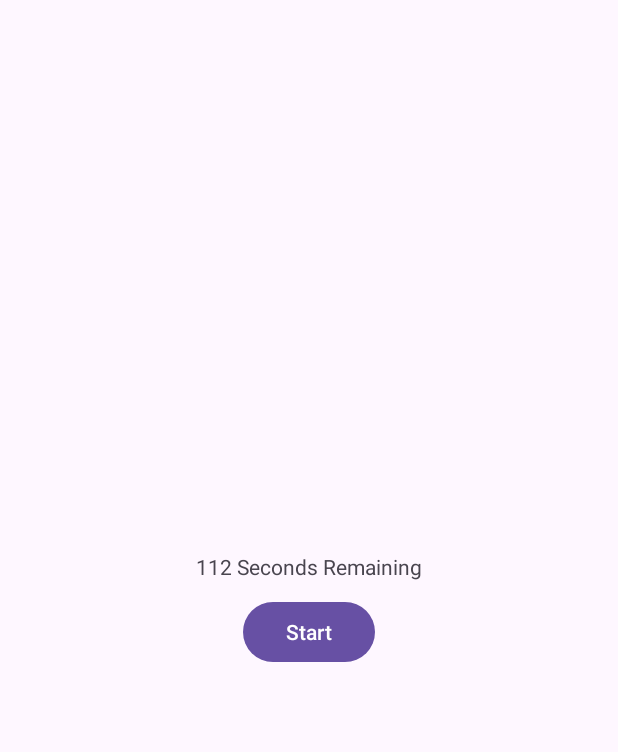
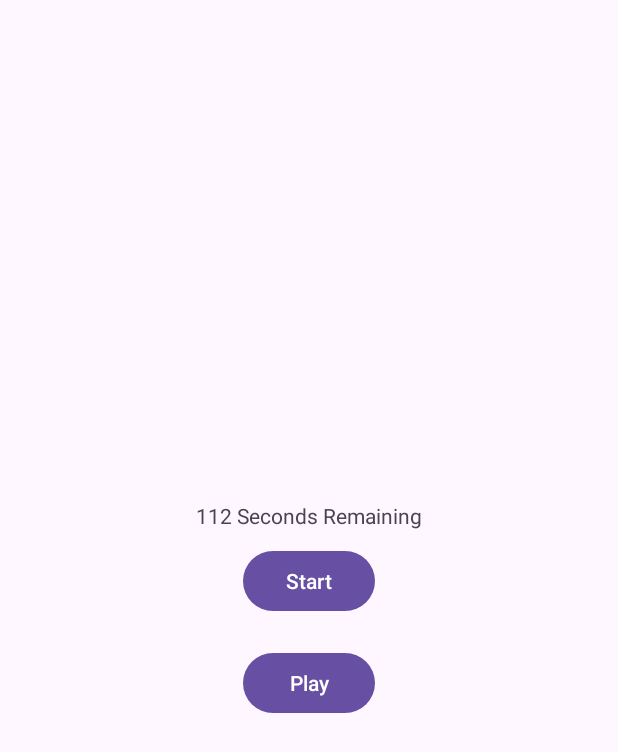
Before and after one commit to ErManishPatiyal/RecordingSample, an Android app built with Jetpack Compose: the screen it shows after launch (MainActivity), after a tap on "Stop", on a phone screen of 412 x 824 dp. Shown: the top 752 px of the screen. Run offline under Robolectric (Android 15) with nearby library versions, the phone set to English and light mode, and no system bars.

Commit message:
2 minute recording with start stop feature and resets in background

```diff
--- a/app/src/main/java/com/human_factors/notetaker/MainActivity.kt
+++ b/app/src/main/java/com/human_factors/notetaker/MainActivity.kt
@@ -6,6 +6,7 @@ import android.media.MediaPlayer
 import android.media.MediaRecorder
 import android.os.Bundle
 import android.os.CountDownTimer
+import android.view.View
 import android.widget.Button
 import android.widget.TextView
 import androidx.appcompat.app.AppCompatActivity
@@ -14,7 +15,9 @@ import androidx.core.content.ContextCompat
 
 
 class MainActivity : AppCompatActivity() {
+    private lateinit var countdownTimer: CountDownTimer
     private lateinit var stopTimer: Button
+    private lateinit var playRecording: Button
     private lateinit var countdownTimerText: TextView
     private var mediaRecorder: MediaRecorder? = null
     private var mediaPlayer: MediaPlayer? = null
@@ -26,10 +29,10 @@ class MainActivity : AppCompatActivity() {
         super.onCreate(savedInstanceState)
         setContentView(R.layout.activity_main)
         countdownTimerText = findViewById(R.id.countdown_timer_text)
-
+        playRecording=findViewById(R.id.play_recording)
         stopTimer = findViewById(R.id.stop_timer)
 
-        val countdownTimer = object : CountDownTimer(120000, 1000) {
+         countdownTimer = object : CountDownTimer(120000, 1000) {
 
             override fun onTick(millisUntilFinished: Long) {
                 val secondsRemaining = millisUntilFinished / 1000
@@ -39,20 +42,41 @@ class MainActivity : AppCompatActivity() {
             override fun onFinish() {
                 stopRecording()
                 stopTimer.text = getString(R.string.start)
+                playRecording.visibility= View.VISIBLE
             }
         }
 
-        countdownTimer.start()
-        startRecordingActual()
+        playRecording.setOnClickListener {
+            if (mediaPlayer == null) {
+                mediaPlayer = MediaPlayer().apply {
+                    setDataSource(currentAudioPath)
+                    prepare()
+                    start()
+                    playRecording.text = getString(R.string.stop)
+                }
+                mediaPlayer?.setOnCompletionListener {
+                    it.release()
+                    mediaPlayer = null
+                    playRecording.text = getString(R.string.play)
+                }
+            } else {
+                mediaPlayer?.stop()
+                mediaPlayer?.release()
+                mediaPlayer = null
+                playRecording.text = getString(R.string.play)
+            }
+        }
         stopTimer.setOnClickListener {
             if (isRecording) {
                 countdownTimer.cancel()
                 stopRecording()
                 stopTimer.text = getString(R.string.start)
+                playRecording.visibility= View.VISIBLE
             } else {
                 countdownTimer.start()
                 startRecording()
                 stopTimer.text = getString(R.string.stop)
+                playRecording.visibility= View.GONE
             }
         }
 
@@ -112,6 +136,27 @@ class MainActivity : AppCompatActivity() {
         }
     }
 
+    override fun onResume() {
+        super.onResume()
+        countdownTimerText.text=""
+        countdownTimer.start()
+        startRecordingActual()
+        stopTimer.text= getString(R.string.stop)
+
+    }
+
+    override fun onPause() {
+        super.onPause()
+        countdownTimer.cancel()
+        playRecording.visibility=View.GONE
+        mediaPlayer?.release()
+        mediaPlayer = null
+        if (isRecording) {
+            mediaRecorder?.release()
+            mediaRecorder = null
+        }
+    }
+
     override fun onStop() {
         super.onStop()
         mediaPlayer?.release()
--- a/app/src/main/res/layout/activity_main.xml
+++ b/app/src/main/res/layout/activity_main.xml
@@ -18,5 +18,12 @@
         android:layout_height="wrap_content"
         android:layout_margin="10dp"
         android:text="@string/stop" />
+    <Button
+        android:id="@+id/play_recording"
+        android:layout_width="wrap_content"
+        android:layout_height="wrap_content"
+        android:layout_margin="10dp"
+        android:visibility="gone"
+        android:text="@string/play" />
 
 </LinearLayout>
--- a/app/src/main/res/values/strings.xml
+++ b/app/src/main/res/values/strings.xml
@@ -6,4 +6,5 @@
     <string name="seconds_remaining">%1$s Seconds Remaining</string>
     <string name="start">Start</string>
     <string name="stop">Stop</string>
+    <string name="play">Play</string>
 </resources>
```
